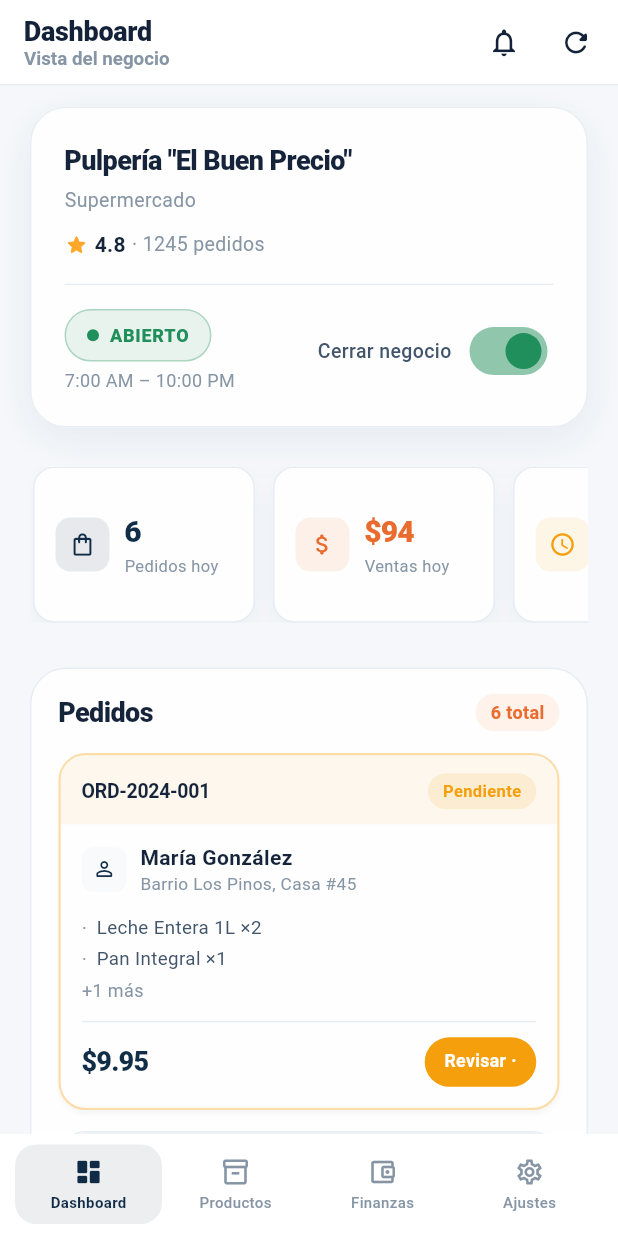
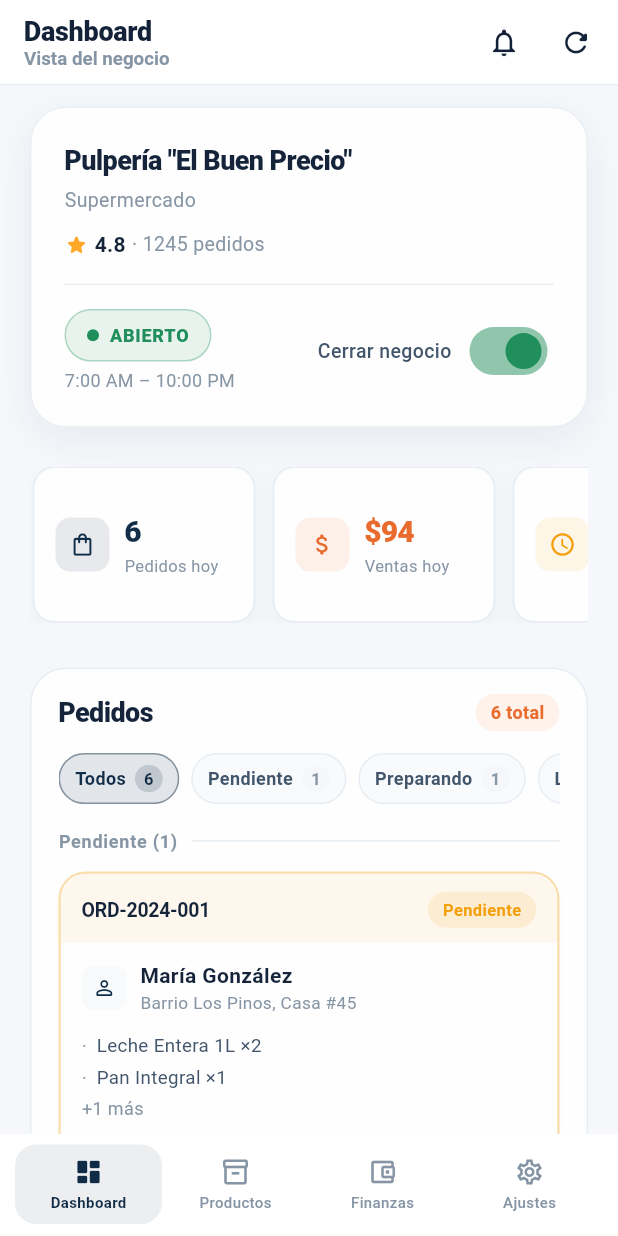
Before and after one commit to Reynel-12/manda2_business_frontend, a Flutter app: the screen it shows after launch, after a tap on "Iniciar sesión", on a phone screen of 412 x 824 dp. Run offline on Flutter 3.47's test engine with Material 3 defaults, Android fonts, the phone set to English and light mode, and no system bars; our stand-ins replace syncfusion_flutter_charts.

Commit message:
Actualización

```diff
--- a/lib/view/business/business_dashboard.dart
+++ b/lib/view/business/business_dashboard.dart
@@ -49,6 +49,7 @@ class _BusinessDashboardScreenState extends State<BusinessDashboardScreen>
   BusinessStore? _storeInfo;
   BusinessStats? _stats;
   int _currentIndex = 0;
+  OrderStatus? _selectedOrderStatusFilter;
 
   late AnimationController _animationController;
   late Animation<double> _fadeAnimation;
@@ -688,26 +689,25 @@ class _BusinessDashboardScreenState extends State<BusinessDashboardScreen>
   // Orders section
   // ─────────────────────────────────────────────
   Widget _buildOrdersSection(bool isDesktop, bool isTablet) {
-    // Ordenar: urgentes primero
-    final sorted = [..._orders]
-      ..sort((a, b) {
-        return _orderPriority(a.status).compareTo(_orderPriority(b.status));
-      });
-
-    final activeOrders = sorted
-        .where(
-          (o) =>
-              o.status != OrderStatus.delivered &&
-              o.status != OrderStatus.cancelled,
-        )
-        .toList();
-    final finishedOrders = sorted
-        .where(
-          (o) =>
-              o.status == OrderStatus.delivered ||
-              o.status == OrderStatus.cancelled,
-        )
-        .toList();
+    // Ordenar: urgentes primero y por hora mas reciente dentro del mismo estado
+    final sorted = [..._orders]..sort((a, b) {
+      final byPriority =
+          _orderPriority(a.status).compareTo(_orderPriority(b.status));
+      if (byPriority != 0) return byPriority;
+      return b.orderTime.compareTo(a.orderTime);
+    });
+
+    final visibleOrders = _selectedOrderStatusFilter == null
+        ? sorted
+        : sorted.where((o) => o.status == _selectedOrderStatusFilter).toList();
+    final orderedStatuses = [
+      OrderStatus.pending,
+      OrderStatus.preparing,
+      OrderStatus.ready,
+      OrderStatus.onTheWay,
+      OrderStatus.delivered,
+      OrderStatus.cancelled,
+    ];
 
     return Container(
       padding: const EdgeInsets.fromLTRB(18, 16, 18, 18),
@@ -719,7 +719,6 @@ class _BusinessDashboardScreenState extends State<BusinessDashboardScreen>
       child: Column(
         crossAxisAlignment: CrossAxisAlignment.start,
         children: [
-          // ── Header ─────────────────────────────
           Row(
             mainAxisAlignment: MainAxisAlignment.spaceBetween,
             children: [
@@ -753,19 +752,73 @@ class _BusinessDashboardScreenState extends State<BusinessDashboardScreen>
             ],
           ),
           const SizedBox(height: 14),
-
-          // ── Pedidos activos ─────────────────────
-          if (activeOrders.isNotEmpty) ...[
-            _buildOrderGrid(activeOrders, isDesktop, isTablet),
-          ],
-
-          // ── Pedidos finalizados ─────────────────
-          if (finishedOrders.isNotEmpty) ...[
-            const SizedBox(height: 20),
-            const _SectionDivider(label: 'Finalizados'),
-            const SizedBox(height: 12),
-            _buildOrderGrid(finishedOrders, isDesktop, isTablet, opacity: 0.65),
-          ],
+          SingleChildScrollView(
+            scrollDirection: Axis.horizontal,
+            physics: const BouncingScrollPhysics(),
+            child: Row(
+              children: [
+                _OrderFilterChip(
+                  label: 'Todos',
+                  count: _orders.length,
+                  selected: _selectedOrderStatusFilter == null,
+                  onTap: () => setState(() => _selectedOrderStatusFilter = null),
+                ),
+                const SizedBox(width: 8),
+                ...orderedStatuses.map((status) {
+                  final count = _orders.where((o) => o.status == status).length;
+                  if (count == 0) return const SizedBox.shrink();
+                  return Padding(
+                    padding: const EdgeInsets.only(right: 8),
+                    child: _OrderFilterChip(
+                      label: _getStatusText(status),
+                      count: count,
+                      selected: _selectedOrderStatusFilter == status,
+                      color: _getStatusColor(status),
+                      onTap: () {
+                        setState(() => _selectedOrderStatusFilter = status);
+                      },
+                    ),
+                  );
+                }),
+              ],
+            ),
+          ),
+          const SizedBox(height: 16),
+          if (visibleOrders.isEmpty)
+            const Padding(
+              padding: EdgeInsets.symmetric(vertical: 14),
+              child: Text(
+                'No hay pedidos para este filtro.',
+                style: TextStyle(
+                  color: _C.textHint,
+                  fontSize: 13,
+                  fontWeight: FontWeight.w500,
+                ),
+              ),
+            )
+          else
+            ...orderedStatuses.map((status) {
+              final group = visibleOrders.where((o) => o.status == status).toList();
+              if (group.isEmpty) return const SizedBox.shrink();
+              final isFinished =
+                  status == OrderStatus.delivered ||
+                  status == OrderStatus.cancelled;
+              return Column(
+                children: [
+                  _SectionDivider(
+                    label: '${_getStatusText(status)} (${group.length})',
+                  ),
+                  const SizedBox(height: 12),
+                  _buildOrderGrid(
+                    group,
+                    isDesktop,
+                    isTablet,
+                    opacity: isFinished ? 0.7 : 1.0,
+                  ),
+                  const SizedBox(height: 18),
+                ],
+              );
+            }),
         ],
       ),
     );
@@ -1209,6 +1262,73 @@ class _StatCardCompact extends StatelessWidget {
   }
 }
 
+class _OrderFilterChip extends StatelessWidget {
+  final String label;
+  final int count;
+  final bool selected;
+  final Color? color;
+  final VoidCallback onTap;
+
+  const _OrderFilterChip({
+    required this.label,
+    required this.count,
+    required this.selected,
+    required this.onTap,
+    this.color,
+  });
+
+  @override
+  Widget build(BuildContext context) {
+    final tone = color ?? _C.primary;
+    return Material(
+      color: Colors.transparent,
+      child: InkWell(
+        onTap: onTap,
+        borderRadius: BorderRadius.circular(999),
+        child: AnimatedContainer(
+          duration: const Duration(milliseconds: 180),
+          padding: const EdgeInsets.symmetric(horizontal: 10, vertical: 7),
+          decoration: BoxDecoration(
+            color: selected ? tone.withOpacity(0.12) : _C.surfaceSoft,
+            borderRadius: BorderRadius.circular(999),
+            border: Border.all(
+              color: selected ? tone.withOpacity(0.45) : _C.divider,
+            ),
+          ),
+          child: Row(
+            mainAxisSize: MainAxisSize.min,
+            children: [
+              Text(
+                label,
+                style: TextStyle(
+                  color: selected ? tone : _C.textSecondary,
+                  fontSize: 12,
+                  fontWeight: FontWeight.w700,
+                ),
+              ),
+              const SizedBox(width: 6),
+              Container(
+                padding: const EdgeInsets.symmetric(horizontal: 6, vertical: 1),
+                decoration: BoxDecoration(
+                  color: selected ? tone.withOpacity(0.16) : _C.background,
+                  borderRadius: BorderRadius.circular(20),
+                ),
+                child: Text(
+                  '$count',
+                  style: TextStyle(
+                    color: selected ? tone : _C.textHint,
+                    fontSize: 11,
+                    fontWeight: FontWeight.w700,
+                  ),
+                ),
+              ),
+            ],
+          ),
+        ),
+      ),
+    );
+  }
+}
 /// Divider de sección con label
 class _SectionDivider extends StatelessWidget {
   final String label;
--- a/lib/view/business/business_product_screen.dart
+++ b/lib/view/business/business_product_screen.dart
@@ -48,7 +48,8 @@ const List<String> _kDefaultCategories = [
 // ─────────────────────────────────────────────
 class BusinessProductsScreen extends StatefulWidget {
   final bool isTab;
-  const BusinessProductsScreen({Key? key, this.isTab = false}) : super(key: key);
+  const BusinessProductsScreen({Key? key, this.isTab = false})
+    : super(key: key);
 
   @override
   State<BusinessProductsScreen> createState() => _BusinessProductsScreenState();
@@ -807,7 +808,9 @@ class _BusinessProductsScreenState extends State<BusinessProductsScreen>
           const SizedBox(height: 10),
 
           // Disponibilidad
-          Row(
+          SingleChildScrollView(
+            scrollDirection: Axis.horizontal,
+            child: Row(
               children: [
                 const Text(
                   'Disponibilidad',
@@ -849,14 +852,17 @@ class _BusinessProductsScreenState extends State<BusinessProductsScreen>
                       ),
                     ),
                   );
-              }).toList(),
-            ],
+                }),
+              ],
+            ),
           ),
 
           const SizedBox(height: 10),
 
           // Ordenar por
-          Row(
+          SingleChildScrollView(
+            scrollDirection: Axis.horizontal,
+            child: Row(
               children: [
                 const Text(
                   'Ordenar',
@@ -900,6 +906,7 @@ class _BusinessProductsScreenState extends State<BusinessProductsScreen>
                   );
                 }).toList(),
               ],
+            ),
           ),
 
           if (_hasActiveFilters) ...[
--- a/lib/view/business/business_settings.dart
+++ b/lib/view/business/business_settings.dart
@@ -609,57 +609,57 @@ class _BusinessSettingsScreenState extends State<BusinessSettingsScreen>
       child: Row(
         children: [
           // Logo
-          Stack(
-            children: [
-              Container(
-                width: 72,
-                height: 72,
-                decoration: BoxDecoration(
-                  color: AppColors.primarySurface,
-                  shape: BoxShape.circle,
-                  border: Border.all(color: AppColors.divider, width: 2),
-                ),
-                clipBehavior: Clip.antiAlias,
-                child: _profile.logoUrl == '__mock__'
-                    ? const Icon(
-                        Icons.store,
-                        color: AppColors.primary,
-                        size: 32,
-                      )
-                    : Image.network(
-                        _profile.logoUrl,
-                        fit: BoxFit.cover,
-                        errorBuilder: (_, __, ___) => const Icon(
-                          Icons.broken_image_outlined,
-                          color: AppColors.textMuted,
-                          size: 28,
-                        ),
-                      ),
-              ),
-              if (_isEditing)
-                Positioned(
-                  bottom: 0,
-                  right: 0,
-                  child: GestureDetector(
-                    onTap: () {},
-                    child: Container(
-                      width: 24,
-                      height: 24,
-                      decoration: const BoxDecoration(
-                        color: AppColors.accent,
-                        shape: BoxShape.circle,
-                      ),
-                      child: const Icon(
-                        Icons.camera_alt,
-                        color: Colors.white,
-                        size: 12,
-                      ),
-                    ),
-                  ),
-                ),
-            ],
-          ),
-          const SizedBox(width: 16),
+          // Stack(
+          //   children: [
+          //     Container(
+          //       width: 72,
+          //       height: 72,
+          //       decoration: BoxDecoration(
+          //         color: AppColors.primarySurface,
+          //         shape: BoxShape.circle,
+          //         border: Border.all(color: AppColors.divider, width: 2),
+          //       ),
+          //       clipBehavior: Clip.antiAlias,
+          //       child: _profile.logoUrl == '__mock__'
+          //           ? const Icon(
+          //               Icons.store,
+          //               color: AppColors.primary,
+          //               size: 32,
+          //             )
+          //           : Image.network(
+          //               _profile.logoUrl,
+          //               fit: BoxFit.cover,
+          //               errorBuilder: (_, __, ___) => const Icon(
+          //                 Icons.broken_image_outlined,
+          //                 color: AppColors.textMuted,
+          //                 size: 28,
+          //               ),
+          //             ),
+          //     ),
+          //     if (_isEditing)
+          //       Positioned(
+          //         bottom: 0,
+          //         right: 0,
+          //         child: GestureDetector(
+          //           onTap: () {},
+          //           child: Container(
+          //             width: 24,
+          //             height: 24,
+          //             decoration: const BoxDecoration(
+          //               color: AppColors.accent,
+          //               shape: BoxShape.circle,
+          //             ),
+          //             child: const Icon(
+          //               Icons.camera_alt,
+          //               color: Colors.white,
+          //               size: 12,
+          //             ),
+          //           ),
+          //         ),
+          //       ),
+          //   ],
+          // ),
+          // const SizedBox(width: 16),
           // Nombre y descripción
           Expanded(
             child: Column(
```
Lines whose indentation alone changed are shown as unchanged.
